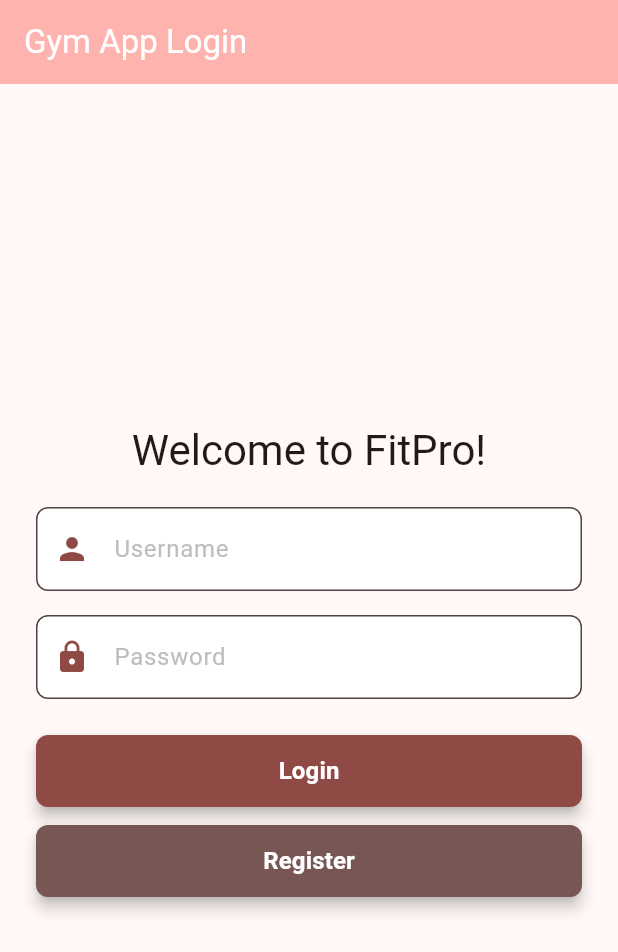
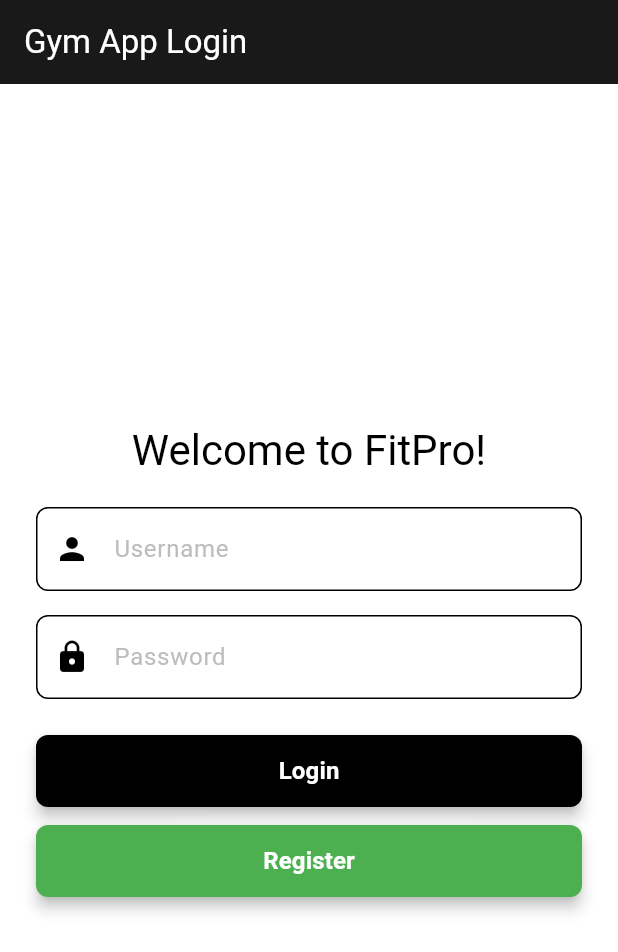
Before and after one commit to oroszkrisztian/FitApp, a Flutter app: the screen it shows after launch, on a phone screen of 412 x 824 dp. Shown: the top 952 px of the screen. Run offline on Flutter 3.47's test engine with Material 3 defaults, Android fonts, the phone set to English and light mode, and no system bars; our stand-ins replace fl_chart, google_generative_ai, image_picker, shared_preferences; missing offline and left inert: google_ml_kit.

Commit message:
ui colors

```diff
--- a/FrontEnd/lib/main.dart
+++ b/FrontEnd/lib/main.dart
@@ -1,8 +1,6 @@
-
 import 'package:fit_app/login_screen.dart';
 import 'package:fit_app/splash_screen.dart';
 import 'package:flutter/material.dart';
-
 import 'macro_tracking_page.dart';
 
 void main() async {
@@ -17,14 +15,21 @@ class MyApp extends StatelessWidget {
     return MaterialApp(
       title: 'Fit App',
       theme: ThemeData(
-        colorScheme: ColorScheme.fromSeed(seedColor: Colors.redAccent),
+        colorScheme: ColorScheme.light(
+          primary: Colors.black,
+          secondary: Colors.green,
+          surface: Colors.white,
+          background: Colors.white,
+          inversePrimary: Colors.black.withOpacity(0.9),
+        ),
         useMaterial3: true,
-        primaryColor: Colors.blue,
-        floatingActionButtonTheme: FloatingActionButtonThemeData(
-          backgroundColor: Colors.blue,
+        primaryColor: Colors.black,
+        floatingActionButtonTheme: const FloatingActionButtonThemeData(
+          backgroundColor: Colors.black,
+          foregroundColor: Colors.white,
         ),
-        appBarTheme: AppBarTheme(
-          backgroundColor: Theme.of(context).colorScheme.inversePrimary,
+        appBarTheme: const AppBarTheme(
+          backgroundColor: Colors.black,
           foregroundColor: Colors.white,
         ),
       ),
--- a/FrontEnd/lib/models/user_model.dart
+++ b/FrontEnd/lib/models/user_model.dart
@@ -10,6 +10,7 @@ class UserModel {
   final double weight;
   final int age;
   final String gender;
+  final int activity;
 
   UserModel({
     required this.userId,
@@ -19,6 +20,7 @@ class UserModel {
     required this.weight,
     required this.age,
     required this.gender,
+    required this.activity
   });
 
   factory UserModel.fromJson(Map<String, dynamic> json) {
@@ -30,6 +32,7 @@ class UserModel {
       weight: (json['weight'] ?? 0).toDouble(),
       age: json['age'] ?? 0,
       gender: json['gender'] ?? 'Other',
+      activity: json['activity'] ?? '1',
     );
   }
 
--- a/FrontEnd/lib/splash_screen.dart
+++ b/FrontEnd/lib/splash_screen.dart
@@ -64,6 +64,7 @@ class _SplashScreenState extends State<SplashScreen>
           print('Weight: ${user.weight}');
           print('Age: ${user.age}');
           print('Gender: ${user.gender}');
+          print('Activity: ${user.activity}');
 
           Navigator.pushReplacement(
             context,
```
Also changed, not shown: FrontEnd/lib/macro_tracking_page.dart (+82 -64 lines), 1 other file.
